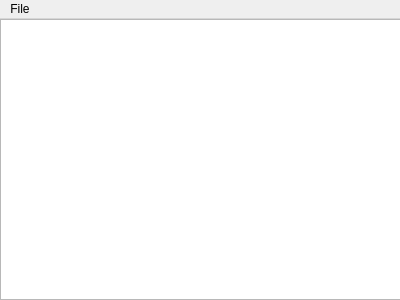
Above: mainwindow.ui from BenDoan/BenPad before the change. Below: the same form after it.
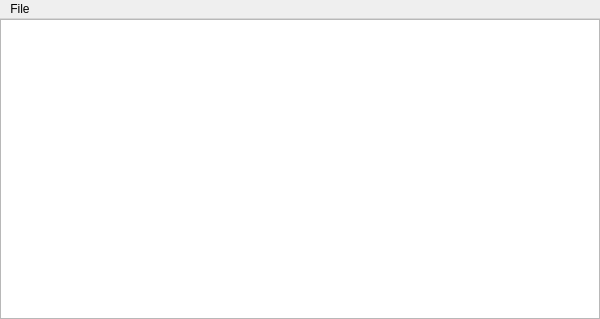
That is the form after the change.

What changed in the file:
```diff
--- a/mainwindow.ui
+++ b/mainwindow.ui
@@ -14,28 +14,45 @@
    <string>MainWindow</string>
   </property>
   <widget class="QWidget" name="centralWidget">
+   <property name="enabled">
+    <bool>true</bool>
+   </property>
    <property name="sizePolicy">
-    <sizepolicy hsizetype="Maximum" vsizetype="Maximum">
+    <sizepolicy hsizetype="Expanding" vsizetype="Expanding">
      <horstretch>0</horstretch>
      <verstretch>0</verstretch>
     </sizepolicy>
    </property>
-   <widget class="QTextEdit" name="textEdit">
-    <property name="geometry">
-     <rect>
-      <x>0</x>
-      <y>0</y>
-      <width>401</width>
-      <height>281</height>
-     </rect>
+   <property name="minimumSize">
+    <size>
+     <width>600</width>
+     <height>300</height>
+    </size>
+   </property>
+   <layout class="QGridLayout" name="gridLayout">
+    <property name="margin">
+     <number>0</number>
     </property>
-    <property name="sizePolicy">
-     <sizepolicy hsizetype="Maximum" vsizetype="Maximum">
-      <horstretch>0</horstretch>
-      <verstretch>0</verstretch>
-     </sizepolicy>
+    <property name="spacing">
+     <number>0</number>
     </property>
-   </widget>
+    <item row="0" column="0">
+     <widget class="QTextEdit" name="textEdit">
+      <property name="sizePolicy">
+       <sizepolicy hsizetype="Expanding" vsizetype="Expanding">
+        <horstretch>0</horstretch>
+        <verstretch>0</verstretch>
+       </sizepolicy>
+      </property>
+      <property name="minimumSize">
+       <size>
+        <width>401</width>
+        <height>281</height>
+       </size>
+      </property>
+     </widget>
+    </item>
+   </layout>
   </widget>
   <widget class="QMenuBar" name="menuBar">
    <property name="geometry">
@@ -43,7 +60,7 @@
      <x>0</x>
      <y>0</y>
      <width>400</width>
-     <height>22</height>
+     <height>23</height>
     </rect>
    </property>
    <widget class="QMenu" name="menuFile">
```
Left out of the diff: 8 changed lines with no effect on the pictures.
